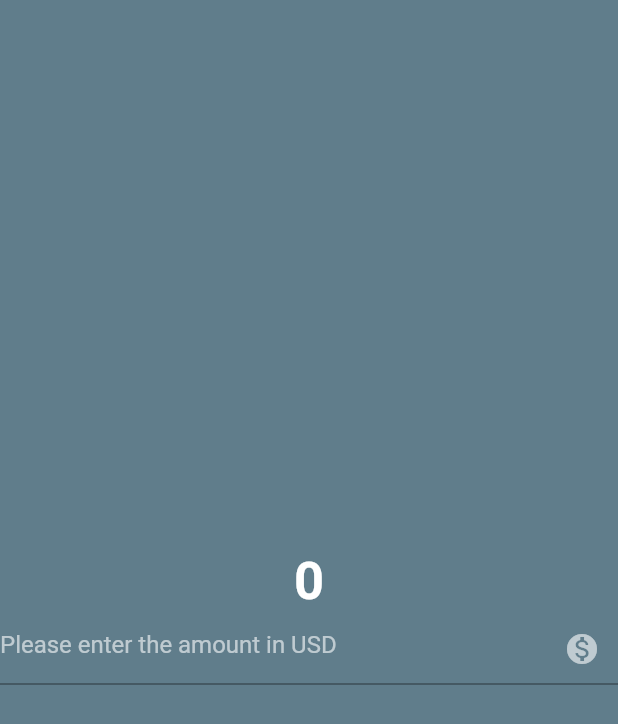
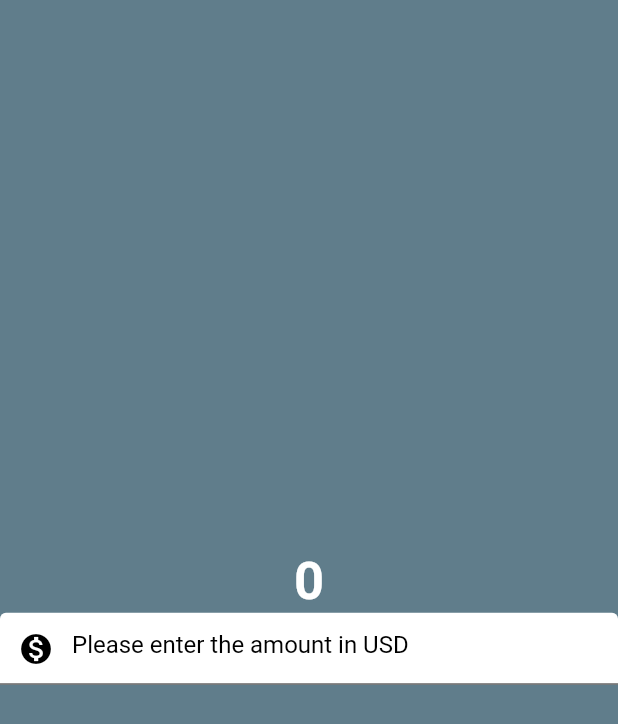
Before and after one commit to H11TM4N/flutter_projects, a Flutter app: the screen it shows after launch, on a phone screen of 412 x 824 dp. Shown: the top 724 px of the screen. Run offline on Flutter 3.47's test engine with Material 2 defaults, Android fonts, the phone set to English and light mode, and no system bars.

Commit message:
learning flutter 5

```diff
--- a/learning_flutter/lib/currency_converter.dart
+++ b/learning_flutter/lib/currency_converter.dart
@@ -30,9 +30,14 @@ class _HomePageState extends State<HomePage> {
               ),
               decoration: InputDecoration(
                 hintText: 'Please enter the amount in USD',
-                hintStyle: TextStyle(color: Colors.white60),
-                suffixIcon: Icon(Icons.monetization_on),
-                suffixIconColor: Colors.white60,
+                hintStyle: TextStyle(color: Colors.black),
+                prefixIcon: Icon(Icons.monetization_on),
+                prefixIconColor: Colors.black,
+                filled: true,
+                fillColor: Colors.white,
+                focusedBorder: OutlineInputBorder(
+                  borderSide: BorderSide()
+                ),
               ),
             ),
           ],
--- a/learning_flutter/lib/notes.txt
+++ b/learning_flutter/lib/notes.txt
@@ -1,7 +1,10 @@
 ##Textfield widget:
   It is a widget that allows users to input text in a user-friendly manner.
 {
+    decoration: The decoration property allows you to customize the visual appearance of the TextField. It is of type InputDecoration
+
     maxLength: Limits the maximum number of characters allowed in the TextField.
+
     keyboardType: Specifies the type of keyboard that will be shown when the user interacts with the TextField.
 
     obscureText: Hides the text being entered, commonly used for password inputs.
```
